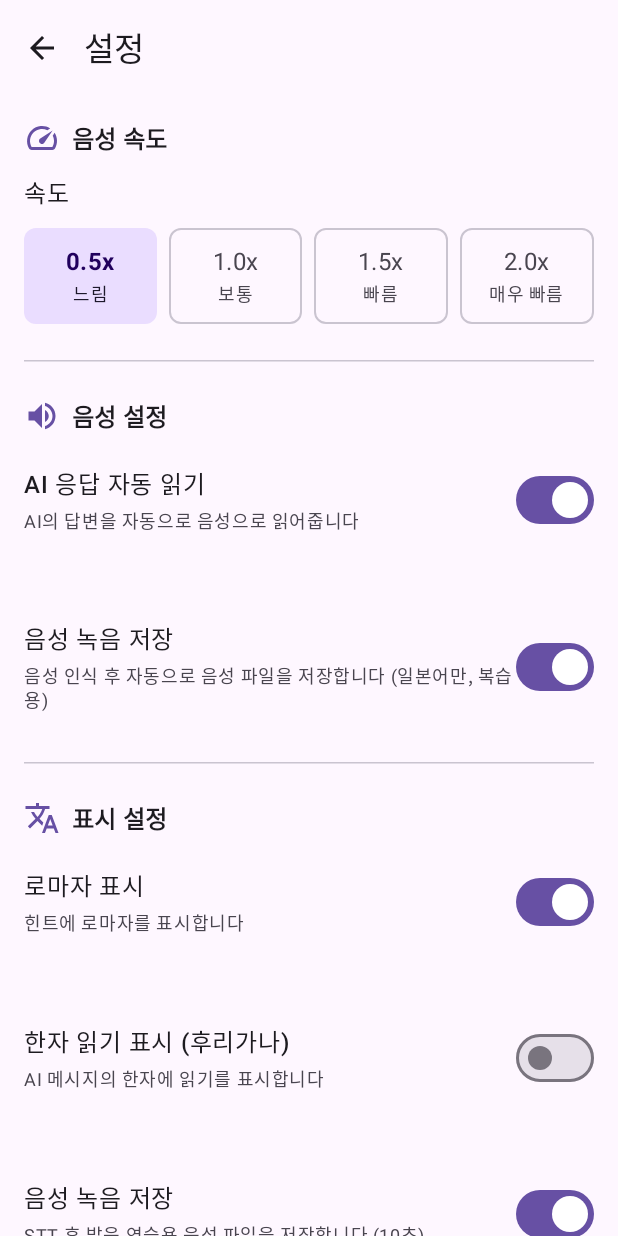
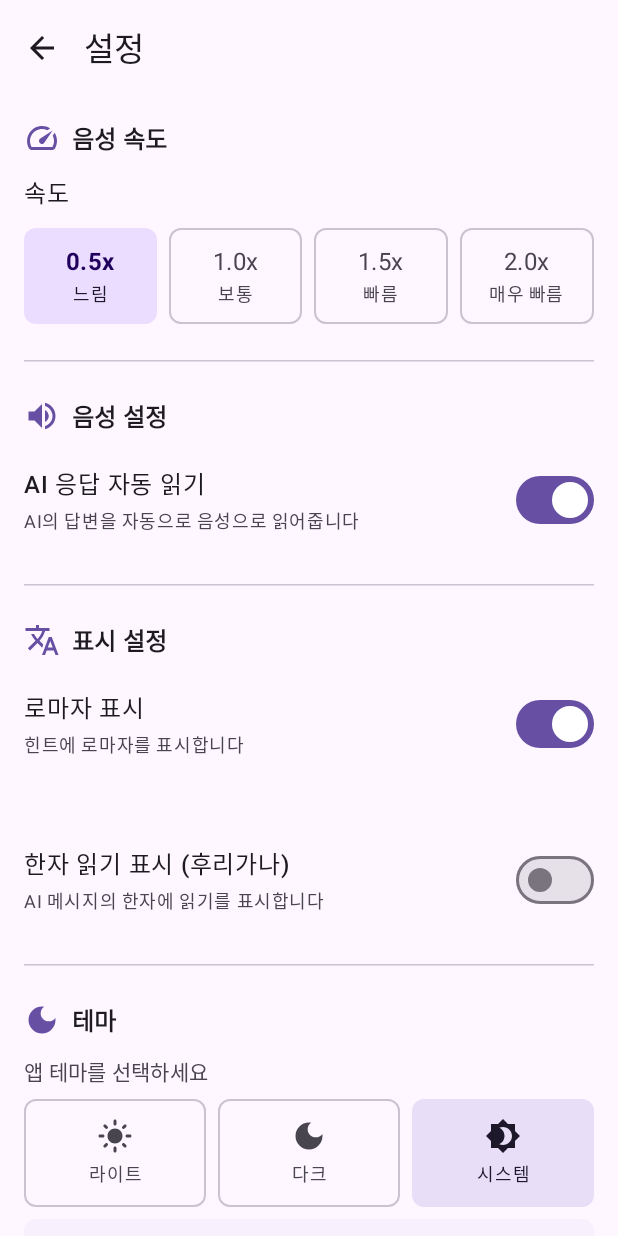
Before and after one commit to beginner0107/nihongo, an Android app built with Jetpack Compose: the SettingsScreen screen opened through its navigation route, after a tap on "0.5x", on a phone screen of 412 x 824 dp. Run offline under Robolectric (Android 15) with nearby library versions, the phone set to English and light mode, and no system bars; our stand-ins replace Dagger/Hilt's generated code, Room's generated code; libraries missing offline, so code that uses them is left out: com.google.mlkit.common, com.google.mlkit.nl; 1 statement that could not run was skipped.

Commit message:
Remove voice recording settings from UserSettings
- Remove enableVoiceRecording field from UserSettings data class
- Remove voice recording toggle from SettingsScreen (2 duplicate instances)
- Remove updateEnableVoiceRecording() from SettingsViewModel
- Remove ENABLE_VOICE_RECORDING preference key from SettingsDataStore
- Remove updateEnableVoiceRecording() method from SettingsDataStore

This completes the removal of all voice recording functionality from
the app settings. Users can no longer enable/disable voice recording
as the feature has been completely removed.

🤖 Generated with [Claude Code](https://claude.com/claude-code)

Co-Authored-By: Claude <noreply@anthropic.com>

```diff
--- a/app/src/main/java/com/nihongo/conversation/data/local/SettingsDataStore.kt
+++ b/app/src/main/java/com/nihongo/conversation/data/local/SettingsDataStore.kt
@@ -34,7 +34,6 @@ class SettingsDataStore @Inject constructor(
         val IS_FIRST_LAUNCH = booleanPreferencesKey("is_first_launch")
         val SHOW_FURIGANA = booleanPreferencesKey("show_furigana")
         val FURIGANA_TYPE = stringPreferencesKey("furigana_type")
-        val ENABLE_VOICE_RECORDING = booleanPreferencesKey("enable_voice_recording")
     }
 
     val userSettings: Flow<UserSettings> = context.dataStore.data
@@ -72,8 +71,7 @@ class SettingsDataStore @Inject constructor(
                 furiganaType = preferences[PreferencesKeys.FURIGANA_TYPE]?.let {
                     try { FuriganaType.valueOf(it) }
                     catch (e: Exception) { FuriganaType.HIRAGANA }
-                } ?: FuriganaType.HIRAGANA,
-                enableVoiceRecording = preferences[PreferencesKeys.ENABLE_VOICE_RECORDING] ?: true
+                } ?: FuriganaType.HIRAGANA
             )
         }
 
@@ -151,10 +149,4 @@ class SettingsDataStore @Inject constructor(
             preferences[PreferencesKeys.FURIGANA_TYPE] = type.name
         }
     }
-
-    suspend fun updateEnableVoiceRecording(enabled: Boolean) {
-        context.dataStore.edit { preferences ->
-            preferences[PreferencesKeys.ENABLE_VOICE_RECORDING] = enabled
-        }
-    }
 }
--- a/app/src/main/java/com/nihongo/conversation/domain/model/UserSettings.kt
+++ b/app/src/main/java/com/nihongo/conversation/domain/model/UserSettings.kt
@@ -50,6 +50,5 @@ data class UserSettings(
     val contrastMode: ContrastMode = ContrastMode.NORMAL,
     val themeMode: ThemeMode = ThemeMode.SYSTEM,
     val showFurigana: Boolean = false,  // Show furigana on AI messages
-    val furiganaType: FuriganaType = FuriganaType.HIRAGANA,  // Hiragana or Katakana
-    val enableVoiceRecording: Boolean = false  // Auto-save voice recordings after STT (disabled by default to avoid double-speaking)
+    val furiganaType: FuriganaType = FuriganaType.HIRAGANA  // Hiragana or Katakana
 )
--- a/app/src/main/java/com/nihongo/conversation/presentation/settings/SettingsScreen.kt
+++ b/app/src/main/java/com/nihongo/conversation/presentation/settings/SettingsScreen.kt
@@ -71,16 +71,6 @@ fun SettingsScreen(
                     checked = settings.autoSpeak,
                     onCheckedChange = { viewModel.updateAutoSpeak(it) }
                 )
-
-                Spacer(modifier = Modifier.height(16.dp))
-
-                // Voice Recording Toggle
-                SettingsToggle(
-                    label = "음성 녹음 저장",
-                    description = "음성 인식 후 자동으로 음성 파일을 저장합니다 (일본어만, 복습용)",
-                    checked = settings.enableVoiceRecording,
-                    onCheckedChange = { viewModel.updateEnableVoiceRecording(it) }
-                )
             }
 
             HorizontalDivider()
@@ -118,15 +108,6 @@ fun SettingsScreen(
                     )
                 }
 
-                Spacer(modifier = Modifier.height(16.dp))
-
-                // Voice Recording Toggle
-                SettingsToggle(
-                    label = "음성 녹음 저장",
-                    description = "STT 후 발음 연습용 음성 파일을 저장합니다 (10초)",
-                    checked = settings.enableVoiceRecording,
-                    onCheckedChange = { viewModel.updateEnableVoiceRecording(it) }
-                )
             }
 
             HorizontalDivider()
--- a/app/src/main/java/com/nihongo/conversation/presentation/settings/SettingsViewModel.kt
+++ b/app/src/main/java/com/nihongo/conversation/presentation/settings/SettingsViewModel.kt
@@ -140,12 +140,6 @@ class SettingsViewModel @Inject constructor(
         }
     }
 
-    fun updateEnableVoiceRecording(enabled: Boolean) {
-        viewModelScope.launch {
-            settingsDataStore.updateEnableVoiceRecording(enabled)
-        }
-    }
-
     fun loadCacheSize() {
         viewModelScope.launch {
             try {
```
